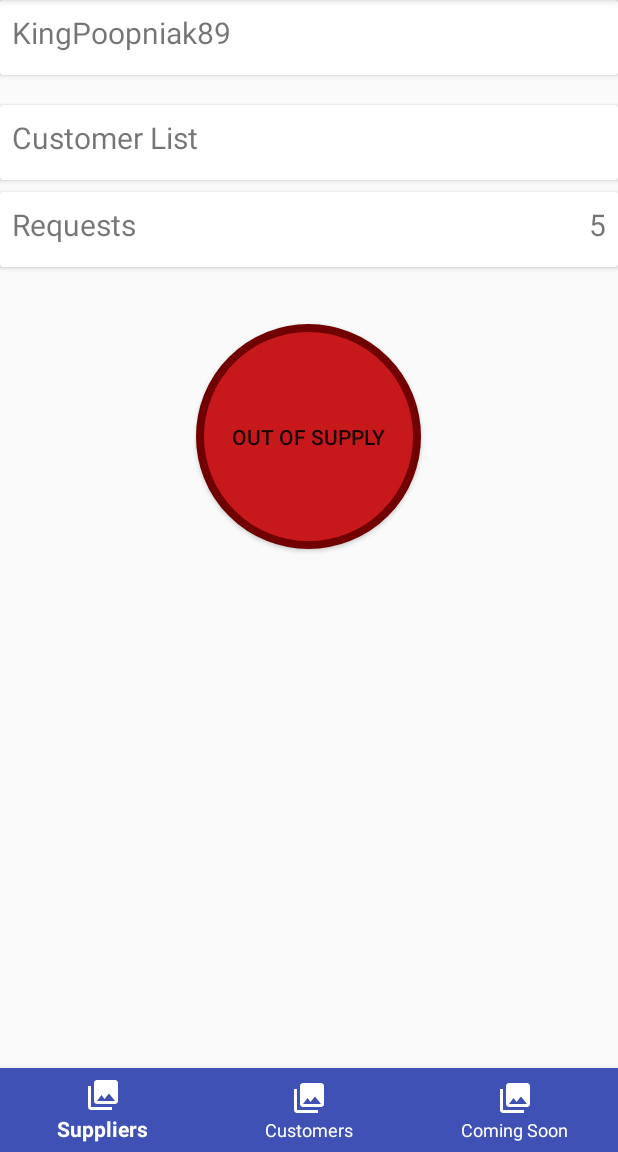
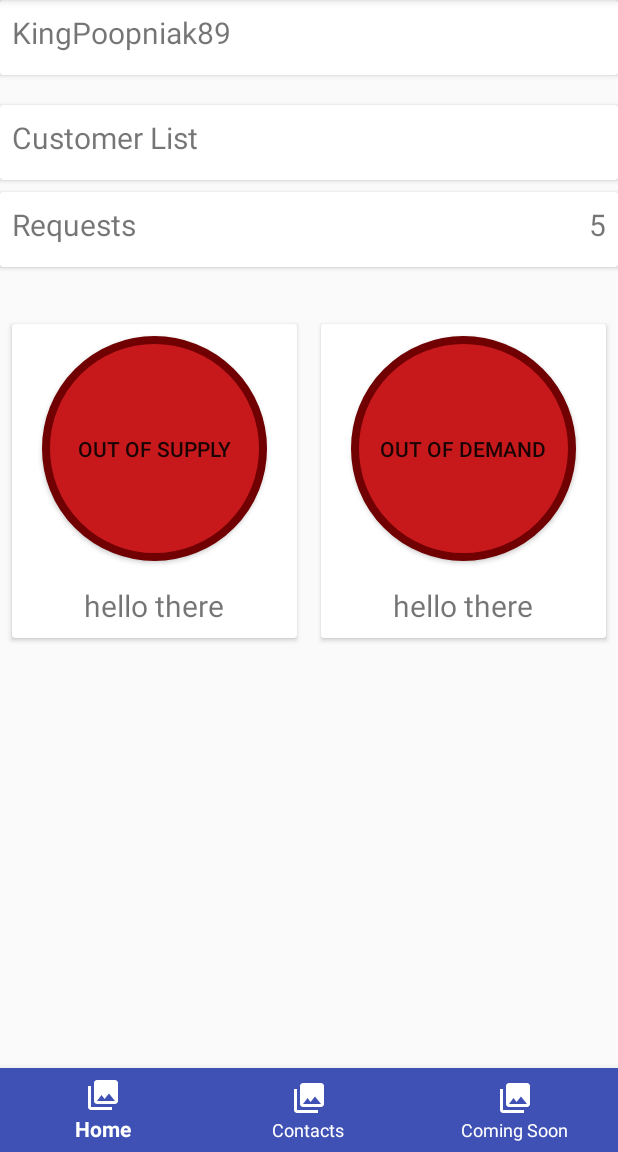
Before and after one commit to gkontos89/Beacon, an Android app: the screen it shows after launch (CustomersActivityMain), on a phone screen of 412 x 824 dp, the part 84-1236 px from its top. Run offline under Robolectric (Android 15) with nearby library versions, the phone set to English and light mode, and no system bars.

Commit message:
updated gui

```diff
--- a/app/src/main/java/com/marshmallow/beacon/BaseActivity.java
+++ b/app/src/main/java/com/marshmallow/beacon/BaseActivity.java
@@ -29,7 +29,7 @@ public class BaseActivity extends AppCompatActivity {
                             break;
                         }
 
-                    case R.id.customer_button:
+                    case R.id.contacts_button:
                         if (!getApplicationContext().getClass().getName().equals(CustomersActivityMain.class.getName())) {
                             Intent accountsIntent = new Intent(getApplicationContext(), CustomersActivityMain.class);
                             startActivity(accountsIntent);
--- a/app/src/main/java/com/marshmallow/beacon/CustomersActivityMain.java
+++ b/app/src/main/java/com/marshmallow/beacon/CustomersActivityMain.java
@@ -1,6 +1,5 @@
 package com.marshmallow.beacon;
 
-import android.support.v7.app.AppCompatActivity;
 import android.os.Bundle;
 import android.support.v7.widget.CardView;
 import android.widget.CompoundButton;
@@ -17,7 +16,7 @@ public class CustomersActivityMain extends BaseActivity {
 
     @Override
     protected void onCreate(Bundle savedInstanceState) {
-        setContentView(R.layout.activity_customers_main);
+        setContentView(R.layout.activity_home);
         super.onCreate(savedInstanceState);
 
         // GUI handle instantiation
--- a/app/src/main/java/com/marshmallow/beacon/SuppliersActivityMain.java
+++ b/app/src/main/java/com/marshmallow/beacon/SuppliersActivityMain.java
@@ -2,6 +2,7 @@ package com.marshmallow.beacon;
 
 import android.os.Bundle;
 import android.support.v7.widget.CardView;
+import android.view.View;
 import android.widget.CompoundButton;
 import android.widget.TextView;
 import android.widget.ToggleButton;
@@ -30,6 +31,21 @@ public class SuppliersActivityMain extends BaseActivity {
 
         supplierBeaconCount.setText("10");
 
+        supplierListCard.setOnClickListener(new View.OnClickListener() {
+            @Override
+            public void onClick(View v) {
+
+            }
+        });
+
+        activeBeaconsCard.setOnClickListener(new View.OnClickListener() {
+            @Override
+            public void onClick(View v) {
+
+            }
+        });
+
+
         demandButton.setOnCheckedChangeListener(new CompoundButton.OnCheckedChangeListener() {
             @Override
             public void onCheckedChanged(CompoundButton buttonView, boolean isChecked) {
--- a/app/src/main/res/layout/activity_customers_main.xml
+++ b/app/src/main/res/layout/activity_home.xml
@@ -94,16 +94,87 @@
 
     </android.support.v7.widget.CardView>
 
+    <GridLayout
+        android:layout_width="match_parent"
+        android:layout_height="wrap_content"
+        android:layout_below="@id/requests_card"
+        android:columnCount="2"
+        android:orientation="horizontal">
+
+        <android.support.v7.widget.CardView
+            android:id="@+id/supply_status_card"
+            android:layout_width="wrap_content"
+            android:layout_height="wrap_content"
+            android:layout_margin="8dp"
+            android:layout_gravity="fill"
+            android:layout_columnWeight="1">
+
+            <RelativeLayout
+                android:layout_width="match_parent"
+                android:layout_height="match_parent"
+                android:orientation="horizontal">
+
                 <ToggleButton
                     android:id="@+id/supply_button"
                     android:layout_width="wrap_content"
                     android:layout_height="wrap_content"
-        android:layout_below="@id/requests_card"
                     android:layout_centerHorizontal="true"
                     android:layout_margin="8dp"
                     android:background="@drawable/beacon_off"
                     android:textOn="@string/in_supply_string"
                     android:textOff="@string/out_of_supply_string"/>
+
+                <TextView
+                    android:id="@+id/supply_status_text"
+                    android:layout_width="wrap_content"
+                    android:layout_height="wrap_content"
+                    android:layout_margin="8dp"
+                    android:layout_below="@id/supply_button"
+                    android:layout_centerHorizontal="true"
+                    android:textSize="20sp"
+                    android:text="hello there"/>
+            </RelativeLayout>
+
+
+        </android.support.v7.widget.CardView>
+
+        <android.support.v7.widget.CardView
+            android:id="@+id/demand_status_card"
+            android:layout_width="wrap_content"
+            android:layout_height="wrap_content"
+            android:layout_margin="8dp"
+            android:layout_gravity="fill"
+            android:layout_columnWeight="1">
+
+            <RelativeLayout
+                android:layout_width="match_parent"
+                android:layout_height="match_parent"
+                android:orientation="horizontal">
+
+                <ToggleButton
+                    android:id="@+id/demand_button"
+                    android:layout_width="wrap_content"
+                    android:layout_height="wrap_content"
+                    android:layout_centerHorizontal="true"
+                    android:layout_margin="8dp"
+                    android:background="@drawable/beacon_off"
+                    android:textOn="@string/demand_on_string"
+                    android:textOff="@string/demand_off_string"/>
+
+                <TextView
+                    android:id="@+id/demand_status_text"
+                    android:layout_width="wrap_content"
+                    android:layout_height="wrap_content"
+                    android:layout_margin="8dp"
+                    android:layout_below="@id/demand_button"
+                    android:layout_centerHorizontal="true"
+                    android:textSize="20sp"
+                    android:text="hello there"/>
+            </RelativeLayout>
+
+        </android.support.v7.widget.CardView>
+
+    </GridLayout>
 
     <android.support.design.widget.BottomNavigationView
         android:id="@+id/bottom_navigation"
--- a/app/src/main/res/menu/bottom_nav_menu.xml
+++ b/app/src/main/res/menu/bottom_nav_menu.xml
@@ -3,17 +3,17 @@
     xmlns:app="http://schemas.android.com/apk/res-auto">
 
     <item
-        android:id="@+id/supplier_button"
+        android:id="@+id/home_button"
         android:enabled="true"
         android:icon="@drawable/ic_menu_gallery"
-        android:title="@string/suppliers"
+        android:title="@string/home"
         app:showAsAction="ifRoom" />
 
     <item
-        android:id="@+id/customer_button"
+        android:id="@+id/contacts_button"
         android:enabled="true"
         android:icon="@drawable/ic_menu_gallery"
-        android:title="@string/customers"
+        android:title="@string/contacts"
         app:showAsAction="ifRoom" />
 
     <item
--- a/app/src/main/res/values/strings.xml
+++ b/app/src/main/res/values/strings.xml
@@ -1,7 +1,7 @@
 <resources>
     <string name="app_name">Beacon</string>
-    <string name="suppliers">Suppliers</string>
-    <string name="customers">Customers</string>
+    <string name="home">Home</string>
+    <string name="contacts">Contacts</string>
     <string name="coming_soon">Coming Soon</string>
     <string name="customer_list_string">Customer List</string>
     <string name="requests_string">Requests</string>
```
Lines whose indentation alone changed are shown as unchanged.
